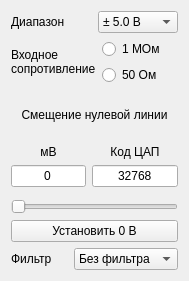
The window that Qt/chanform.ui (Ore111ek/Signal-registration-complex) describes before a commit, drawn with Qt 5.
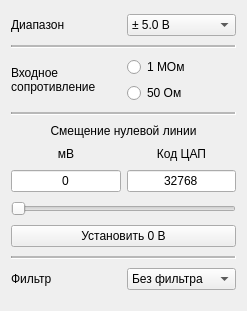
The same window after the commit.

Commit message: chanForm visibility

The edit to the form file:
```diff
--- a/Qt/chanform.ui
+++ b/Qt/chanform.ui
@@ -6,14 +6,26 @@
    <rect>
     <x>0</x>
     <y>0</y>
-    <width>189</width>
-    <height>281</height>
+    <width>247</width>
+    <height>311</height>
    </rect>
   </property>
+  <property name="sizePolicy">
+   <sizepolicy hsizetype="Fixed" vsizetype="Fixed">
+    <horstretch>0</horstretch>
+    <verstretch>0</verstretch>
+   </sizepolicy>
+  </property>
+  <property name="maximumSize">
+   <size>
+    <width>250</width>
+    <height>312</height>
+   </size>
+  </property>
   <property name="windowTitle">
    <string>Channel</string>
   </property>
-  <layout class="QVBoxLayout" name="verticalLayout_3">
+  <layout class="QVBoxLayout" name="verticalLayout_2">
    <item>
     <layout class="QHBoxLayout" name="horizontalLayout_2">
      <item>
@@ -54,6 +66,16 @@
      </item>
     </layout>
    </item>
+   <item>
+    <widget class="Line" name="line_3">
+     <property name="midLineWidth">
+      <number>2</number>
+     </property>
+     <property name="orientation">
+      <enum>Qt::Horizontal</enum>
+     </property>
+    </widget>
+   </item>
    <item>
     <layout class="QHBoxLayout" name="horizontalLayout">
      <item>
@@ -91,9 +113,23 @@
     </layout>
    </item>
    <item>
-    <layout class="QVBoxLayout" name="verticalLayout_2">
+    <widget class="Line" name="line_2">
+     <property name="midLineWidth">
+      <number>2</number>
+     </property>
+     <property name="orientation">
+      <enum>Qt::Horizontal</enum>
+     </property>
+    </widget>
+   </item>
      <item>
       <widget class="QLabel" name="label_2">
+     <property name="sizePolicy">
+      <sizepolicy hsizetype="Preferred" vsizetype="Fixed">
+       <horstretch>0</horstretch>
+       <verstretch>0</verstretch>
+      </sizepolicy>
+     </property>
        <property name="text">
         <string>Смещение нулевой линии</string>
        </property>
@@ -103,15 +139,15 @@
       </widget>
      </item>
      <item>
-      <layout class="QFormLayout" name="formLayout">
-       <property name="labelAlignment">
-        <set>Qt::AlignCenter</set>
-       </property>
-       <property name="formAlignment">
-        <set>Qt::AlignHCenter|Qt::AlignTop</set>
-       </property>
-       <item row="0" column="0">
+    <layout class="QHBoxLayout" name="horizontalLayout_5">
+     <item>
         <widget class="QLabel" name="label_5">
+       <property name="sizePolicy">
+        <sizepolicy hsizetype="Preferred" vsizetype="Fixed">
+         <horstretch>0</horstretch>
+         <verstretch>0</verstretch>
+        </sizepolicy>
+       </property>
          <property name="text">
           <string>мВ</string>
          </property>
@@ -120,8 +156,14 @@
          </property>
         </widget>
        </item>
-       <item row="0" column="1">
+     <item>
         <widget class="QLabel" name="label_4">
+       <property name="sizePolicy">
+        <sizepolicy hsizetype="Preferred" vsizetype="Fixed">
+         <horstretch>0</horstretch>
+         <verstretch>0</verstretch>
+        </sizepolicy>
+       </property>
          <property name="text">
           <string>Код ЦАП</string>
          </property>
@@ -130,11 +172,15 @@
          </property>
         </widget>
        </item>
-       <item row="1" column="0">
+    </layout>
+   </item>
+   <item>
+    <layout class="QHBoxLayout" name="horizontalLayout_4">
+     <item>
         <widget class="QLineEdit" name="lineEdit">
          <property name="maximumSize">
           <size>
-           <width>75</width>
+         <width>300</width>
            <height>16777215</height>
           </size>
          </property>
@@ -146,7 +192,7 @@
          </property>
         </widget>
        </item>
-       <item row="1" column="1">
+     <item>
         <widget class="QLineEdit" name="lineEdit_2">
          <property name="text">
           <string>32768</string>
@@ -172,7 +218,15 @@
        </property>
       </widget>
      </item>
-    </layout>
+   <item>
+    <widget class="Line" name="line">
+     <property name="midLineWidth">
+      <number>2</number>
+     </property>
+     <property name="orientation">
+      <enum>Qt::Horizontal</enum>
+     </property>
+    </widget>
    </item>
    <item>
     <layout class="QHBoxLayout" name="horizontalLayout_3">
```
Lines whose indentation alone changed are shown as unchanged. The commit also changes 4 other files.
